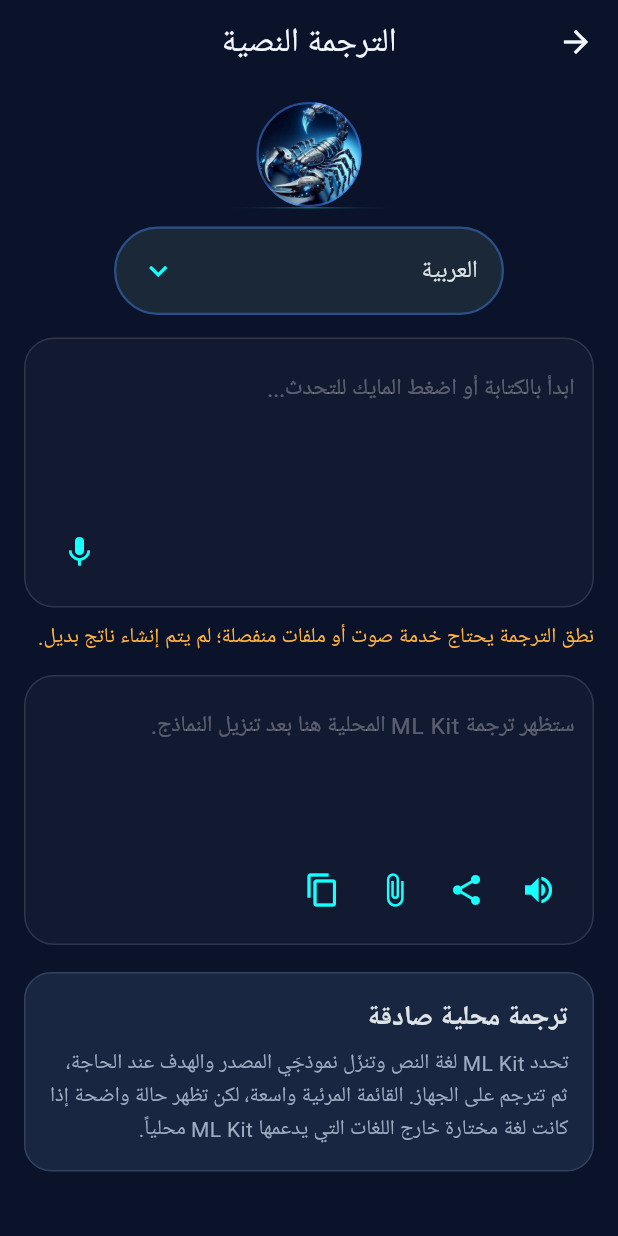
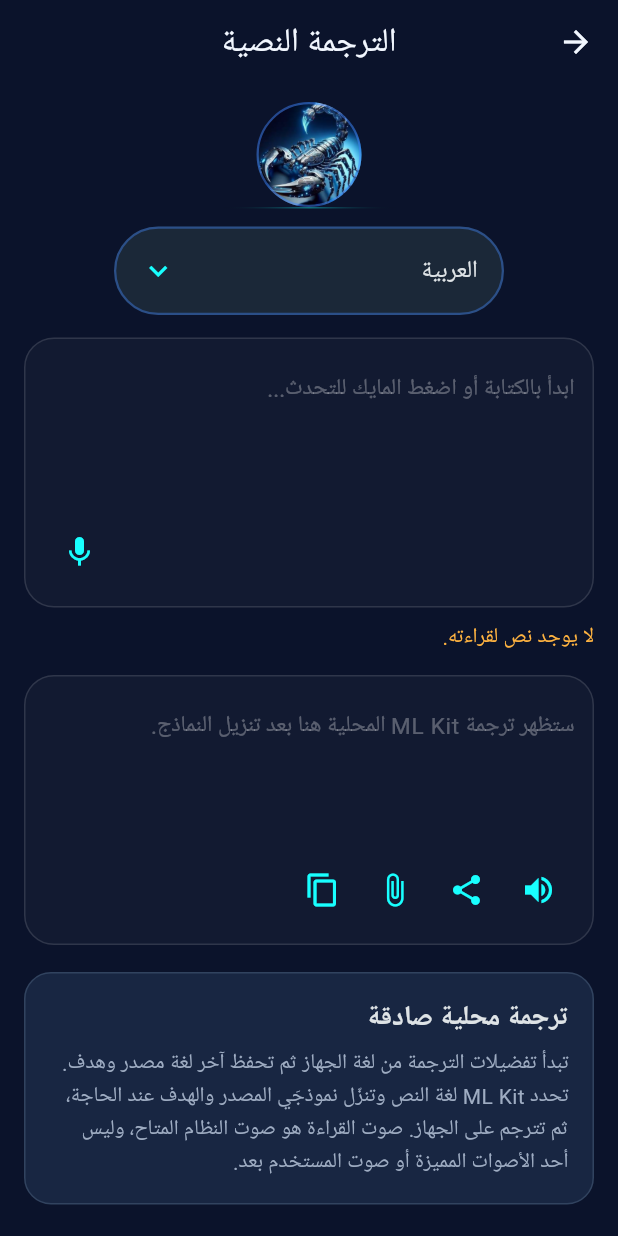
Before and after one commit to magdymeko456-cell/mirror_scorpion_v4, a Flutter app: the FeatureHubScreen screen opened directly with empty values, after a tap on the "volume up" icon, on a phone screen of 412 x 824 dp. Run offline on Flutter 3.47's test engine with Material 3 defaults, Android fonts, the phone set to English and light mode, and no system bars; our stand-ins replace firebase_core, flutter_tts, image_picker, shared_preferences; missing offline and left inert: google_mlkit_language_id, google_mlkit_text_recognition, google_mlkit_translation; accounts and stored records are empty.

Commit message:
feat(accessibility): add device language preferences and system TTS

```diff
--- a/lib/app/mirror_scorpion_app.dart
+++ b/lib/app/mirror_scorpion_app.dart
@@ -1,5 +1,7 @@
 import 'package:flutter/material.dart';
+import 'package:provider/provider.dart';
 
+import '../core/localization/language_preferences.dart';
 import '../features/home/dashboard_screen.dart';
 import 'royal_dark_theme.dart';
 
@@ -8,10 +10,12 @@ class MirrorScorpionApp extends StatelessWidget {
 
   @override
   Widget build(BuildContext context) {
+    final languagePreferences = context.watch<LanguagePreferences>();
     return MaterialApp(
       title: 'Mirror Scorpion v4',
       debugShowCheckedModeBanner: false,
       theme: royalDarkTheme(),
+      locale: languagePreferences.deviceLocale,
       home: const DashboardScreen(),
     );
   }
--- /dev/null
+++ b/lib/core/localization/language_preferences.dart
@@ -0,0 +1,54 @@
+import 'dart:ui';
+
+import 'package:flutter/foundation.dart';
+import 'package:shared_preferences/shared_preferences.dart';
+
+/// يحتفظ باللغة التي اختارها المستخدم في تدفقات الترجمة، ويستخدم لغة الجهاز
+/// كبداية فقط عندما لا توجد تفضيلات محفوظة. لا يترجم نصوص الواجهة ذاتها.
+class LanguagePreferences extends ChangeNotifier {
+  static const _sourceKey = 'mirror_scorpion_translation_source';
+  static const _targetKey = 'mirror_scorpion_translation_target';
+
+  LanguagePreferences({Locale? deviceLocale})
+      : _deviceLocale = deviceLocale ?? PlatformDispatcher.instance.locale;
+
+  final Locale _deviceLocale;
+  late SharedPreferences _preferences;
+  late String _sourceLanguage;
+  late String _targetLanguage;
+
+  Locale get deviceLocale => _deviceLocale;
+  String get deviceLanguageCode => _deviceLocale.languageCode.toLowerCase();
+  String get translationSourceLanguage => _sourceLanguage;
+  String get translationTargetLanguage => _targetLanguage;
+  String get storyLanguageCode => deviceLanguageCode;
+
+  Future<void> initialize() async {
+    _preferences = await SharedPreferences.getInstance();
+    final fallbackSource = deviceLanguageCode;
+    _sourceLanguage = _preferences.getString(_sourceKey) ?? fallbackSource;
+    _targetLanguage = _preferences.getString(_targetKey) ??
+        (fallbackSource == 'ar' ? 'en' : 'ar');
+  }
+
+  Future<void> setTranslationSourceLanguage(String code) async {
+    _sourceLanguage = code.toLowerCase();
+    await _preferences.setString(_sourceKey, _sourceLanguage);
+    notifyListeners();
+  }
+
+  Future<void> setTranslationTargetLanguage(String code) async {
+    _targetLanguage = code.toLowerCase();
+    await _preferences.setString(_targetKey, _targetLanguage);
+    notifyListeners();
+  }
+
+  Future<void> swapTranslationLanguages() async {
+    final oldSource = _sourceLanguage;
+    _sourceLanguage = _targetLanguage;
+    _targetLanguage = oldSource;
+    await _preferences.setString(_sourceKey, _sourceLanguage);
+    await _preferences.setString(_targetKey, _targetLanguage);
+    notifyListeners();
+  }
+}
--- /dev/null
+++ b/lib/core/speech/system_tts_service.dart
@@ -0,0 +1,106 @@
+import 'package:flutter/foundation.dart';
+import 'package:flutter_tts/flutter_tts.dart';
+
+enum SystemSpeechState { idle, speaking, unavailable, failed }
+
+class SystemTtsService extends ChangeNotifier {
+  SystemTtsService() : _tts = FlutterTts();
+
+  final FlutterTts _tts;
+  SystemSpeechState _state = SystemSpeechState.idle;
+  String? _message;
+
+  SystemSpeechState get state => _state;
+  String? get message => _message;
+  bool get isSpeaking => _state == SystemSpeechState.speaking;
+
+  Future<void> initialize() async {
+    _tts.setStartHandler(() {
+      _state = SystemSpeechState.speaking;
+      _message = 'جارٍ النطق بصوت النظام…';
+      notifyListeners();
+    });
+    _tts.setCompletionHandler(_markIdle);
+    _tts.setCancelHandler(_markIdle);
+    _tts.setErrorHandler((_) {
+      _state = SystemSpeechState.failed;
+      _message = 'تعذر تشغيل صوت النظام للنص المحدد.';
+      notifyListeners();
+    });
+    await _tts.setSpeechRate(0.45);
+    await _tts.setPitch(1.0);
+  }
+
+  Future<bool> speak({required String text, required String languageCode}) async {
+    final content = text.trim();
+    if (content.isEmpty) {
+      _state = SystemSpeechState.unavailable;
+      _message = 'لا يوجد نص لقراءته.';
+      notifyListeners();
+      return false;
+    }
+    final locale = _localeFor(languageCode);
+    try {
+      final available = await _tts.isLanguageAvailable(locale);
+      if (available != true) {
+        _state = SystemSpeechState.unavailable;
+        _message = 'صوت النظام للغة $locale غير متاح على هذا الجهاز.';
+        notifyListeners();
+        return false;
+      }
+      await _tts.stop();
+      await _tts.setLanguage(locale);
+      final result = await _tts.speak(content, focus: true);
+      if (result == 1) return true;
+      _state = SystemSpeechState.failed;
+      _message = 'لم يبدأ صوت النظام. جرّب تنزيل صوت لهذه اللغة من إعدادات الجهاز.';
+      notifyListeners();
+      return false;
+    } catch (_) {
+      _state = SystemSpeechState.failed;
+      _message = 'تعذر تهيئة صوت النظام للغة المطلوبة.';
+      notifyListeners();
+      return false;
+    }
+  }
+
+  Future<void> stop() async {
+    await _tts.stop();
+    _markIdle();
+  }
+
+  void _markIdle() {
+    _state = SystemSpeechState.idle;
+    _message = null;
+    notifyListeners();
+  }
+
+  String _localeFor(String languageCode) {
+    switch (languageCode.toLowerCase()) {
+      case 'ar':
+        return 'ar-SA';
+      case 'en':
+        return 'en-US';
+      case 'fr':
+        return 'fr-FR';
+      case 'es':
+        return 'es-ES';
+      case 'de':
+        return 'de-DE';
+      case 'pt':
+        return 'pt-PT';
+      case 'zh':
+        return 'zh-CN';
+      case 'ja':
+        return 'ja-JP';
+      case 'ko':
+        return 'ko-KR';
+      case 'ru':
+        return 'ru-RU';
+      case 'tr':
+        return 'tr-TR';
+      default:
+        return languageCode;
+    }
+  }
+}
--- a/lib/features/feature_hub_screen.dart
+++ b/lib/features/feature_hub_screen.dart
@@ -4,12 +4,13 @@ import 'package:flutter/material.dart';
 import 'package:flutter/services.dart';
 import 'package:image_picker/image_picker.dart';
 import 'package:provider/provider.dart';
-import 'package:shared_preferences/shared_preferences.dart';
 
 import '../app/royal_dark_theme.dart';
+import '../core/localization/language_preferences.dart';
 import '../core/mlkit/on_device_ocr_service.dart';
 import '../core/mlkit/on_device_translation_service.dart';
 import '../core/pro/premium_verification_service.dart';
+import '../core/speech/system_tts_service.dart';
 
 enum FeatureKind { translation, dialogue, documents, stories, games, settings }
 
@@ -55,10 +56,12 @@ class _TranslationPanelState extends State<_TranslationPanel> {
   final _input = TextEditingController();
   final _output = TextEditingController();
   final _translationService = const OnDeviceTranslationService();
+  final _speechService = SystemTtsService();
   String _selectedLanguage = 'ar';
   String? _notice;
   bool _clearOnNextInput = false;
   bool _isTranslating = false;
+  bool _loadedLanguagePreference = false;
   Timer? _translationDebounce;
   static const _languages = <String, String>{
     'af': 'Afrikaans', 'sq': 'Shqip', 'am': 'አማርኛ', 'ar': 'العربية', 'hy': 'Հայերեն', 'az': 'Azərbaycan',
@@ -84,22 +87,42 @@ class _TranslationPanelState extends State<_TranslationPanel> {
   @override
   void initState() {
     super.initState();
-    _loadLastLanguage();
+    _speechService.addListener(_onSpeechChanged);
+    _speechService.initialize();
   }
 
-  Future<void> _loadLastLanguage() async {
-    final preferences = await SharedPreferences.getInstance();
-    final saved = preferences.getString('mirror_scorpion_translation_target');
-    if (saved != null && _languages.containsKey(saved) && mounted) {
-      setState(() => _selectedLanguage = saved);
+  @override
+  void didChangeDependencies() {
+    super.didChangeDependencies();
+    if (!_loadedLanguagePreference) {
+      final saved = context.read<LanguagePreferences>().translationTargetLanguage;
+      if (_languages.containsKey(saved)) _selectedLanguage = saved;
+      _loadedLanguagePreference = true;
     }
   }
 
   Future<void> _selectLanguage(String code) async {
     setState(() => _selectedLanguage = code);
-    final preferences = await SharedPreferences.getInstance();
-    await preferences.setString('mirror_scorpion_translation_target', code);
+    await context.read<LanguagePreferences>().setTranslationTargetLanguage(code);
     _queueTranslation(_input.text);
+  }
+
+  void _onSpeechChanged() {
+    if (mounted) setState(() {});
+  }
+
+  Future<void> _speakTranslation() async {
+    if (_speechService.isSpeaking) {
+      await _speechService.stop();
+      return;
+    }
+    await _speechService.speak(
+      text: _output.text,
+      languageCode: _selectedLanguage,
+    );
+    if (mounted && _speechService.message != null) {
+      setState(() => _notice = _speechService.message);
+    }
   }
 
   void _beginNewInput(String action) {
@@ -138,6 +161,12 @@ class _TranslationPanelState extends State<_TranslationPanel> {
       targetLanguageCode: _selectedLanguage,
     );
     if (!mounted || value.trim() != _input.text.trim()) return;
+    if (result.sourceLanguage != null) {
+      await context
+          .read<LanguagePreferences>()
+          .setTranslationSourceLanguage(result.sourceLanguage!);
+    }
+    if (!mounted || value.trim() != _input.text.trim()) return;
     setState(() {
       _isTranslating = false;
       if (result.isSuccess) _output.text = result.text ?? '';
@@ -149,6 +178,8 @@ class _TranslationPanelState extends State<_TranslationPanel> {
   @override
   void dispose() {
     _translationDebounce?.cancel();
+    _speechService.removeListener(_onSpeechChanged);
+    _speechService.stop();
     _input.dispose();
     _output.dispose();
     super.dispose();
@@ -245,7 +276,7 @@ class _TranslationPanelState extends State<_TranslationPanel> {
           readOnly: true,
           actionsOnRight: true,
           actions: [
-            _EditorAction(icon: Icons.volume_up, tooltip: 'نطق الترجمة', onPressed: () => _beginNewInput('نطق الترجمة')),
+            _EditorAction(icon: _speechService.isSpeaking ? Icons.stop_circle_outlined : Icons.volume_up, tooltip: _speechService.isSpeaking ? 'إيقاف النطق' : 'نطق الترجمة بصوت النظام', onPressed: _speakTranslation),
             _EditorAction(icon: Icons.share, tooltip: 'مشاركة ملف صوت مترجم', onPressed: () => _beginNewInput('مشاركة الترجمة')),
             _EditorAction(icon: Icons.attach_file, tooltip: 'رفع ملف صوتي', onPressed: () => _beginNewInput('رفع الملف الصوتي')),
             _EditorAction(icon: Icons.copy, tooltip: 'نسخ الترجمة', onPressed: () async {
@@ -255,7 +286,7 @@ class _TranslationPanelState extends State<_TranslationPanel> {
           ],
         ),
         const SizedBox(height: 18),
-        const _SectionNotice(title: 'ترجمة محلية صادقة', detail: 'تحدد ML Kit لغة النص وتنزّل نموذجَي المصدر والهدف عند الحاجة، ثم تترجم على الجهاز. القائمة المرئية واسعة، لكن تظهر حالة واضحة إذا كانت لغة مختارة خارج اللغات التي يدعمها ML Kit محلياً.'),
+        const _SectionNotice(title: 'ترجمة محلية صادقة', detail: 'تبدأ تفضيلات الترجمة من لغة الجهاز ثم تحفظ آخر لغة مصدر وهدف. تحدد ML Kit لغة النص وتنزّل نموذجَي المصدر والهدف عند الحاجة، ثم تترجم على الجهاز. صوت القراءة هو صوت النظام المتاح، وليس أحد الأصوات المميزة أو صوت المستخدم بعد.'),
       ],
     );
   }
@@ -464,8 +495,33 @@ class _DocumentsPanelState extends State<_DocumentsPanel> {
   }
 }
 
-class _StoriesPanel extends StatelessWidget {
+class _StoriesPanel extends StatefulWidget {
   const _StoriesPanel();
+
+  @override
+  State<_StoriesPanel> createState() => _StoriesPanelState();
+}
+
+class _StoriesPanelState extends State<_StoriesPanel> {
+  final _speechService = SystemTtsService();
+
+  @override
+  void initState() {
+    super.initState();
+    _speechService.addListener(_onSpeechChanged);
+    _speechService.initialize();
+  }
+
+  void _onSpeechChanged() {
+    if (mounted) setState(() {});
+  }
+
+  @override
+  void dispose() {
+    _speechService.removeListener(_onSpeechChanged);
+    _speechService.stop();
+    super.dispose();
+  }
 
   @override
   Widget build(BuildContext context) {
@@ -477,9 +533,36 @@ class _StoriesPanel extends StatelessWidget {
     return ListView(
       padding: const EdgeInsets.all(18),
       children: [
-        const _SectionNotice(title: 'قصص وإلهام آمن', detail: 'القراءة الصوتية وسيناريو الفيديو يعتمدان على خدمات منفصلة. يبقى إنتاج MP4 خارج نطاق التطبيق حتى يربط مزود فيديو حقيقي.'),
+        const _SectionNotice(title: 'قصص وإلهام آمن', detail: 'تبدأ لغة القراءة من لغة الجهاز عند توفر بيانات مترجمة. يمكن تجربة صوت النظام على النصوص الظاهرة؛ أما الأصوات المميزة وسيناريو الفيديو فيتطلبان خدمات منفصلة.'),
         const SizedBox(height: 12),
-        ...stories.map((story) => Card(child: ListTile(title: Text(story.$1), subtitle: Text(story.$2), trailing: const Text('المزيد', style: TextStyle(color: RoyalColors.purple))))),
+        ...stories.map(
+          (story) => Card(
+            child: ListTile(
+              title: Text(story.$1),
+              subtitle: Text(story.$2),
+              trailing: Wrap(
+                crossAxisAlignment: WrapCrossAlignment.center,
+                children: [
+                  IconButton(
+                    tooltip: _speechService.isSpeaking ? 'إيقاف القراءة' : 'قراءة النص بصوت النظام',
+                    onPressed: () async {
+                      if (_speechService.isSpeaking) {
+                        await _speechService.stop();
+                      } else {
+                        await _speechService.speak(
+                          text: '${story.$1}. ${story.$2}',
+                          languageCode: context.read<LanguagePreferences>().storyLanguageCode,
+                        );
+                      }
+                    },
+                    icon: Icon(_speechService.isSpeaking ? Icons.stop_circle_outlined : Icons.volume_up, color: RoyalColors.gold),
+                  ),
+                  const Text('المزيد', style: TextStyle(color: RoyalColors.purple)),
+                ],
+              ),
+            ),
+          ),
+        ),
       ],
     );
   }
--- a/pubspec.yaml
+++ b/pubspec.yaml
@@ -17,6 +17,7 @@ dependencies:
   google_mlkit_translation: ^0.15.1
   google_mlkit_text_recognition: ^0.17.1
   image_picker: ^1.2.3
+  flutter_tts: ^4.2.5
 
 dev_dependencies:
   flutter_test:
```
Also changed, not shown: lib/main.dart (+8 -2 lines), 4 other files.
